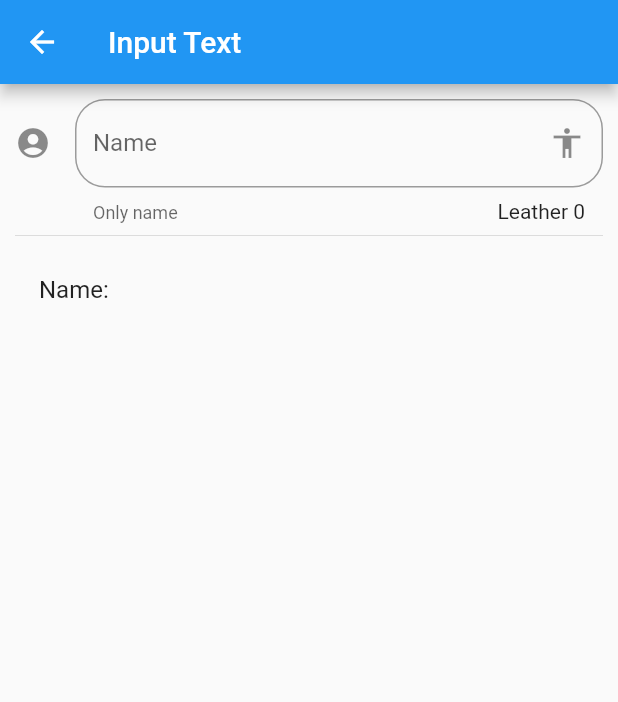
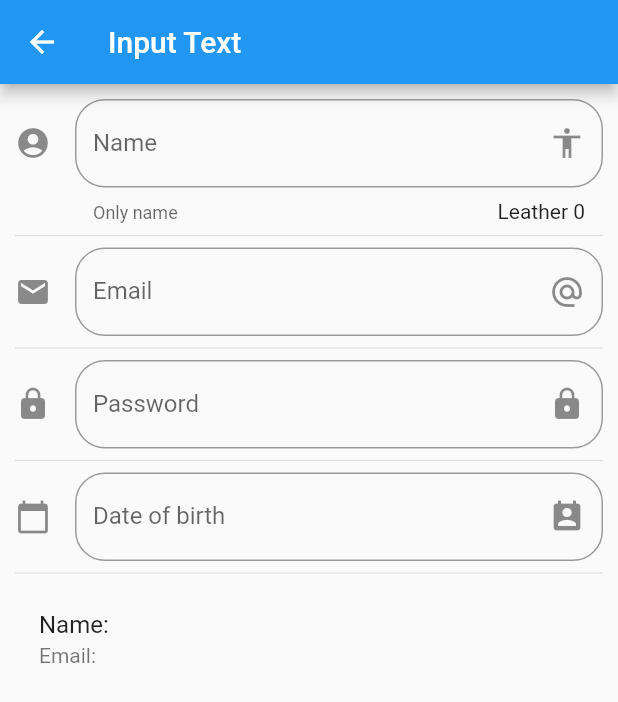
Before and after one commit to pacastrillonp/componentsPractice, a Flutter app: the screen it shows after launch, after a tap on "Inputs", on a phone screen of 412 x 824 dp. Shown: the top 702 px of the screen. Run offline on Flutter 3.47's test engine with Material 2 defaults, Android fonts, the phone set to English and light mode, and no system bars; network calls fail.

Commit message:
other inputs and translations

```diff
--- a/lib/main.dart
+++ b/lib/main.dart
@@ -1,6 +1,7 @@
 import 'package:components/src/pages/alert_page.dart';
 import 'package:components/src/routes/routes.dart';
 import 'package:flutter/material.dart';
+import 'package:flutter_localizations/flutter_localizations.dart';
 
 void main() => runApp(MyApp());
 
@@ -10,6 +11,14 @@ class MyApp extends StatelessWidget {
     return MaterialApp(
       title: 'Components App',
       debugShowCheckedModeBanner: false,
+      localizationsDelegates: [
+        GlobalMaterialLocalizations.delegate,
+        GlobalWidgetsLocalizations.delegate,
+      ],
+      supportedLocales: [
+        Locale('en', 'US'),
+        Locale('es', 'ES'),
+      ],
       initialRoute: '/',
       routes: getApplicationRoutes(),
       onGenerateRoute: (RouteSettings settings) {
--- a/lib/src/pages/input_page.dart
+++ b/lib/src/pages/input_page.dart
@@ -7,6 +7,11 @@ class InputPage extends StatefulWidget {
 
 class _InputPageState extends State<InputPage> {
   String _name = '';
+  String _email = '';
+  String _lock = '';
+  String _date = '';
+
+  TextEditingController _textEditingController = TextEditingController();
 
   @override
   Widget build(BuildContext context) {
@@ -16,7 +21,17 @@ class _InputPageState extends State<InputPage> {
       ),
       body: ListView(
         padding: EdgeInsets.symmetric(horizontal: 10.0, vertical: 10.0),
-        children: [_createInput(), Divider(), _createPerson()],
+        children: [
+          _createInput(),
+          Divider(),
+          _createEmail(),
+          Divider(),
+          _createPassword(),
+          Divider(),
+          _createDate(context),
+          Divider(),
+          _createPerson()
+        ],
       ),
     );
   }
@@ -40,7 +55,71 @@ class _InputPageState extends State<InputPage> {
         });
   }
 
+  Widget _createEmail() {
+    return TextField(
+      keyboardType: TextInputType.emailAddress,
+      decoration: InputDecoration(
+        border: OutlineInputBorder(borderRadius: BorderRadius.circular(20.0)),
+        hintText: 'Email',
+        labelText: 'Email',
+        suffixIcon: Icon(Icons.alternate_email),
+        icon: Icon(Icons.email),
+      ),
+      onChanged: (value) => setState(() => _email = value),
+    );
+  }
+
+  Widget _createPassword() {
+    return TextField(
+      obscureText: true,
+      decoration: InputDecoration(
+        border: OutlineInputBorder(borderRadius: BorderRadius.circular(20.0)),
+        hintText: 'Password',
+        labelText: 'Password',
+        suffixIcon: Icon(Icons.lock),
+        icon: Icon(Icons.lock),
+      ),
+      onChanged: (value) => setState(() => _lock = value),
+    );
+  }
+
+  Widget _createDate(BuildContext context) {
+    return TextField(
+      enableInteractiveSelection: false,
+      controller: _textEditingController,
+      decoration: InputDecoration(
+        border: OutlineInputBorder(borderRadius: BorderRadius.circular(20.0)),
+        hintText: 'Date of birth',
+        labelText: 'Date of birth',
+        suffixIcon: Icon(Icons.perm_contact_calendar),
+        icon: Icon(Icons.calendar_today),
+      ),
+      onTap: () {
+        FocusScope.of(context).requestFocus(new FocusNode());
+        _selectDate(context);
+      },
+    );
+  }
+
   Widget _createPerson() {
-    return ListTile(title: Text('Name: $_name'));
+    return ListTile(
+      title: Text('Name: $_name'),
+      subtitle: Text('Email: $_email'),
+    );
+  }
+
+  _selectDate(BuildContext context) async {
+    DateTime? picked = await showDatePicker(
+        context: context,
+        initialDate: DateTime.now(),
+        firstDate: DateTime(2018),
+        lastDate: DateTime(2025),
+        locale: Locale('es', 'ES'));
+    if (picked != null) {
+      setState(() {
+        _date = picked.toString();
+        _textEditingController.text = _date;
+      });
+    }
   }
 }
--- a/pubspec.yaml
+++ b/pubspec.yaml
@@ -22,6 +22,8 @@ environment:
 
 dependencies:
   flutter:
+    sdk: flutter
+  flutter_localizations:
     sdk: flutter
 
 
```
Also changed, not shown: pubspec.lock.
